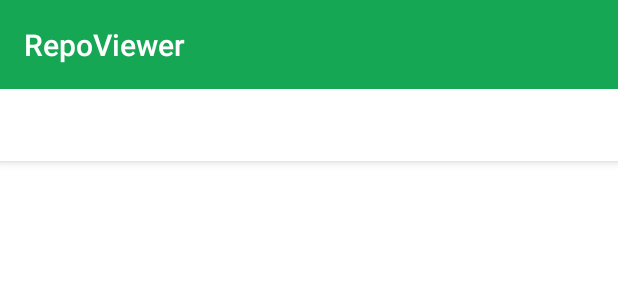
After one commit to Palda97/RepoViewer, an Android app: the layout activity_repo_detail.xml on its own in the app's theme, with its tools: preview values and no code run, on a phone screen of 412 x 824 dp. The commit adds this screen. Shown: the top 300 px of the screen. Run offline under Robolectric (Android 15) with nearby library versions, the phone set to English and light mode, and no system bars.

Commit message:
Add generic tabbed activity for repository detail

```diff
--- a/app/build.gradle
+++ b/app/build.gradle
@@ -33,6 +33,7 @@ android {
 
     buildFeatures {
         dataBinding = true
+        viewBinding true
     }
 }
 
--- a/app/src/main/AndroidManifest.xml
+++ b/app/src/main/AndroidManifest.xml
@@ -12,6 +12,11 @@
         android:roundIcon="@mipmap/ic_launcher_round"
         android:supportsRtl="true"
         android:theme="@style/Theme.RepoViewer">
+        <activity
+            android:name=".view.repodetail.RepoDetailActivity"
+            android:exported="true"
+            android:parentActivityName=".view.userdetail.UserDetailActivity"
+            android:theme="@style/Theme.RepoViewer.NoActionBar" />
         <activity
             android:name=".view.userdetail.UserDetailActivity"
             android:exported="true"
--- /dev/null
+++ b/app/src/main/res/layout/activity_repo_detail.xml
@@ -0,0 +1,35 @@
+<?xml version="1.0" encoding="utf-8"?>
+<androidx.coordinatorlayout.widget.CoordinatorLayout xmlns:android="http://schemas.android.com/apk/res/android"
+    xmlns:app="http://schemas.android.com/apk/res-auto"
+    xmlns:tools="http://schemas.android.com/tools"
+    android:layout_width="match_parent"
+    android:layout_height="match_parent"
+    tools:context=".view.repodetail.RepoDetailActivity">
+
+    <com.google.android.material.appbar.AppBarLayout
+        android:layout_width="match_parent"
+        android:layout_height="wrap_content"
+        android:theme="@style/Theme.RepoViewer.AppBarOverlay">
+
+        <TextView
+            android:id="@+id/title"
+            android:layout_width="wrap_content"
+            android:layout_height="wrap_content"
+            android:gravity="center"
+            android:minHeight="?actionBarSize"
+            android:padding="@dimen/appbar_padding"
+            android:text="@string/app_name"
+            android:textAppearance="@style/TextAppearance.Widget.AppCompat.Toolbar.Title" />
+
+        <com.google.android.material.tabs.TabLayout
+            android:id="@+id/tabs"
+            android:layout_width="match_parent"
+            android:layout_height="wrap_content" />
+    </com.google.android.material.appbar.AppBarLayout>
+
+    <androidx.viewpager.widget.ViewPager
+        android:id="@+id/view_pager"
+        android:layout_width="match_parent"
+        android:layout_height="match_parent"
+        app:layout_behavior="@string/appbar_scrolling_view_behavior" />
+</androidx.coordinatorlayout.widget.CoordinatorLayout>
--- a/app/src/main/res/values/dimens.xml
+++ b/app/src/main/res/values/dimens.xml
@@ -1,4 +1,5 @@
 <?xml version="1.0" encoding="utf-8"?>
 <resources>
     <dimen name="activity_padding">8dp</dimen>
+    <dimen name="appbar_padding">16dp</dimen>
 </resources>
--- a/app/src/main/res/values/strings.xml
+++ b/app/src/main/res/values/strings.xml
@@ -6,4 +6,6 @@
     <string name="user_has_not_been_found">User has not been found.</string>
     <string name="there_is_a_connection_problem">There is a connection problem.</string>
     <string name="there_is_a_parsing_problem">There is a parsing problem.</string>
+    <string name="tab_text_1">Recent commits</string>
+    <string name="tab_text_2">Branches</string>
 </resources>
--- a/app/src/main/res/values/themes.xml
+++ b/app/src/main/res/values/themes.xml
@@ -14,4 +14,13 @@
         <!-- Customize your theme here. -->
         <item name="textColorSecondary">@color/black_secondary</item>
     </style>
+
+    <style name="Theme.RepoViewer.NoActionBar">
+        <item name="windowActionBar">false</item>
+        <item name="windowNoTitle">true</item>
+    </style>
+
+    <style name="Theme.RepoViewer.AppBarOverlay" parent="ThemeOverlay.AppCompat.Dark.ActionBar" />
+
+    <style name="Theme.RepoViewer.PopupOverlay" parent="ThemeOverlay.AppCompat.Light" />
 </resources>
```
Also changed, not shown: app/src/main/java/cz/palda97/repoviewer/view/repodetail/RepoDetailActivity.kt (added, +25 -0 lines), app/src/main/java/cz/palda97/repoviewer/view/repodetail/SectionsPagerAdapter.kt (added, +34 -0 lines).
